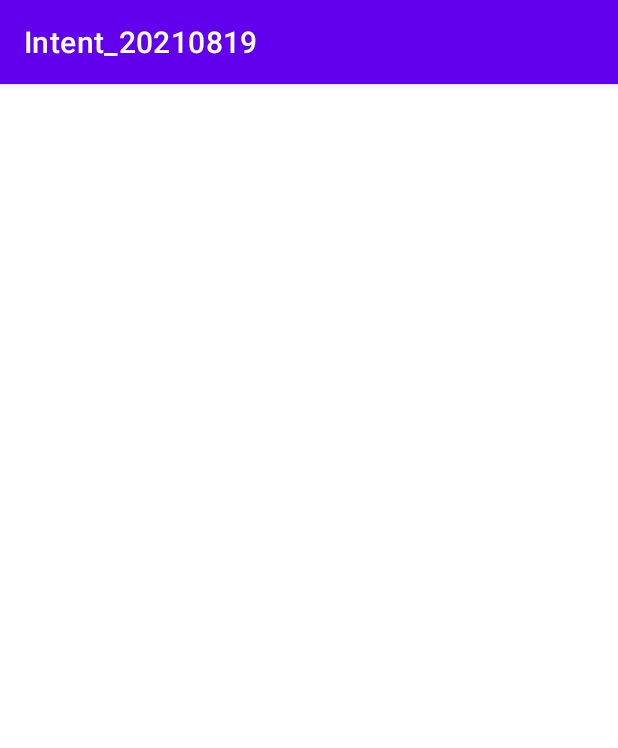
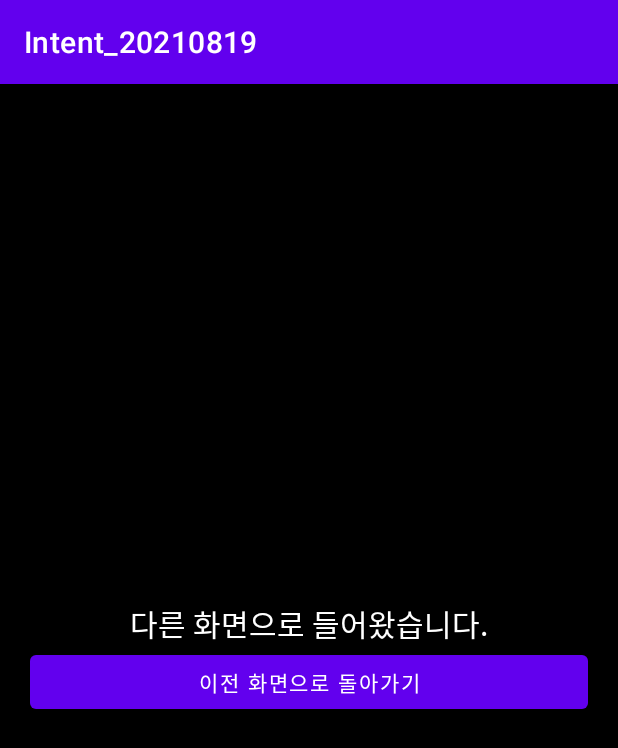
Before and after one commit to cho881020/Intent_20210819, an Android app: the OtherActivity screen opened directly, with no data from a screen before it, on a phone screen of 412 x 824 dp. Shown: the top 748 px of the screen. Run offline under Robolectric (Android 15) with nearby library versions, the phone set to English and light mode, and no system bars.

Commit message:
다른 화면의 UI 작업

```diff
--- a/app/src/main/res/layout/activity_other.xml
+++ b/app/src/main/res/layout/activity_other.xml
@@ -1,9 +1,25 @@
 <?xml version="1.0" encoding="utf-8"?>
-<androidx.constraintlayout.widget.ConstraintLayout xmlns:android="http://schemas.android.com/apk/res/android"
+<LinearLayout xmlns:android="http://schemas.android.com/apk/res/android"
     xmlns:app="http://schemas.android.com/apk/res-auto"
     xmlns:tools="http://schemas.android.com/tools"
     android:layout_width="match_parent"
     android:layout_height="match_parent"
+    android:orientation="vertical"
+    android:background="@color/black"
+    android:gravity="center"
+    android:padding="20dp"
     tools:context=".OtherActivity">
 
-</androidx.constraintlayout.widget.ConstraintLayout>
+    <TextView
+        android:layout_width="wrap_content"
+        android:layout_height="wrap_content"
+        android:text="다른 화면으로 들어왔습니다."
+        android:textColor="@color/white"
+        android:textSize="20sp"/>
+
+    <Button
+        android:layout_width="match_parent"
+        android:layout_height="wrap_content"
+        android:text="이전 화면으로 돌아가기" />
+
+</LinearLayout>
--- a/app/src/main/res/values/colors.xml
+++ b/app/src/main/res/values/colors.xml
@@ -7,4 +7,5 @@
     <color name="teal_700">#FF018786</color>
     <color name="black">#FF000000</color>
     <color name="white">#FFFFFFFF</color>
+    <color name="red">#FF0000</color>
 </resources>
```
